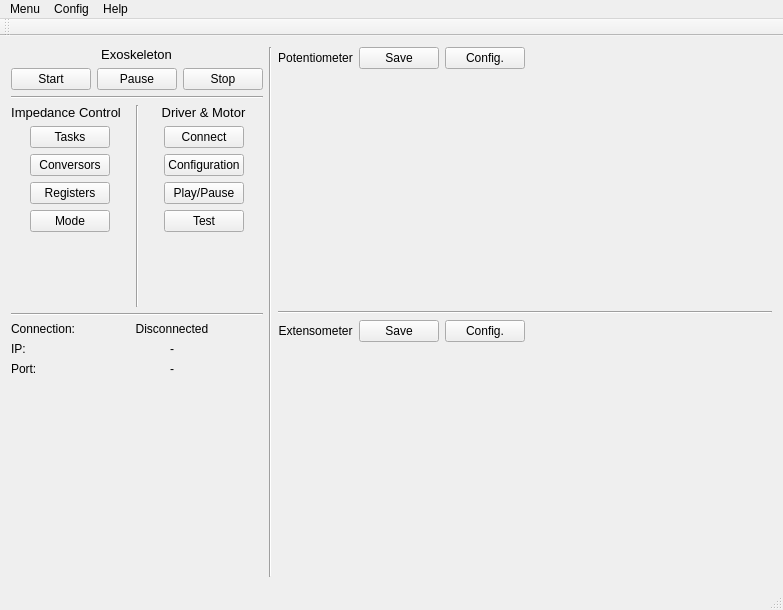
This is mainwindow.ui in dkyabuki/ICT as Qt 5 draws it before an edit. The edited form follows.
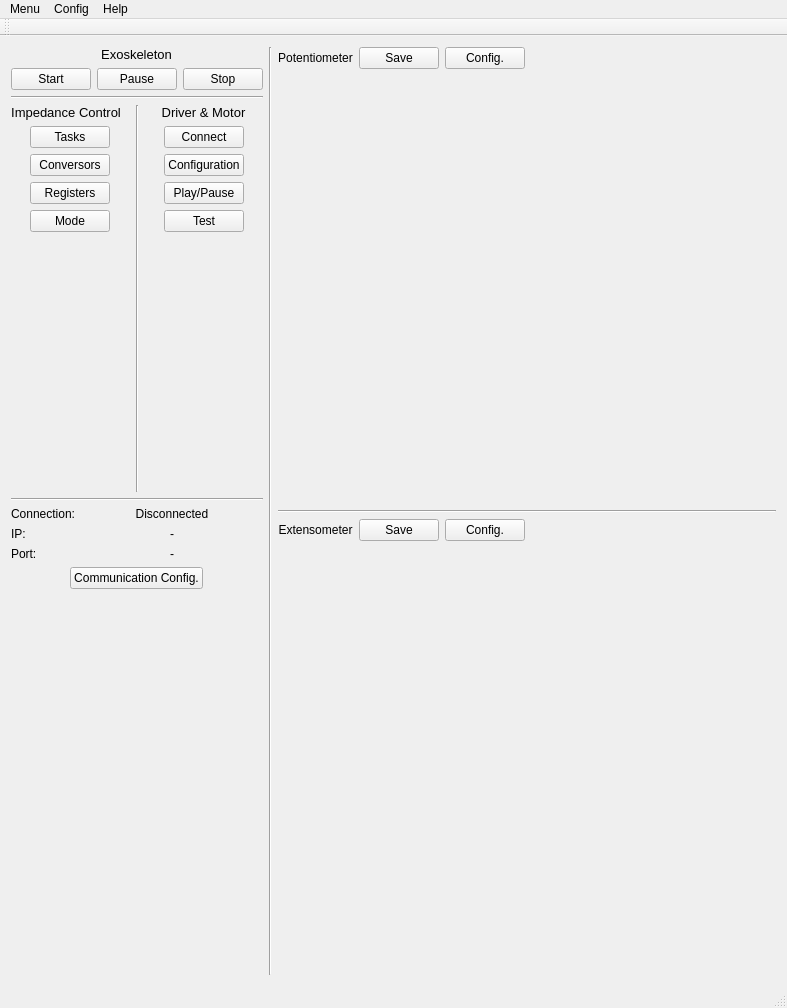
This is the edited form. Custom widgets are drawn as their Qt base class.

Commit message: (Notebook) Started implementing communication config (22/09/14 22:00)

```diff
--- a/mainwindow.ui
+++ b/mainwindow.ui
@@ -6,8 +6,8 @@
    <rect>
     <x>0</x>
     <y>0</y>
-    <width>783</width>
-    <height>610</height>
+    <width>787</width>
+    <height>1008</height>
    </rect>
   </property>
   <property name="windowTitle">
@@ -176,7 +176,7 @@
         </item>
        </layout>
       </item>
-      <item row="6" column="0" colspan="3">
+      <item row="7" column="0" colspan="3">
        <spacer name="verticalSpacer_3">
         <property name="orientation">
          <enum>Qt::Vertical</enum>
@@ -499,6 +499,19 @@
         </property>
        </widget>
       </item>
+      <item row="6" column="0" colspan="3" alignment="Qt::AlignHCenter">
+       <widget class="QPushButton" name="commConfButton">
+        <property name="sizePolicy">
+         <sizepolicy hsizetype="Fixed" vsizetype="Fixed">
+          <horstretch>0</horstretch>
+          <verstretch>0</verstretch>
+         </sizepolicy>
+        </property>
+        <property name="text">
+         <string>Communication Config.</string>
+        </property>
+       </widget>
+      </item>
      </layout>
     </item>
    </layout>
@@ -508,7 +521,7 @@
     <rect>
      <x>0</x>
      <y>0</y>
-     <width>783</width>
+     <width>787</width>
      <height>21</height>
     </rect>
    </property>
```
The commit also changes 11 other files.
